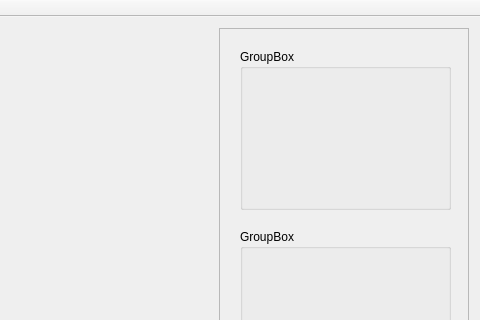
First picture: the form in EyeTrackingSuite/EyeTrackingSuite.ui, repository jaffob/EyeTrackingSuite, before the edit; both pictures show x 434 to 914 and y 0 to 320 of the 914 by 724 pixel window.
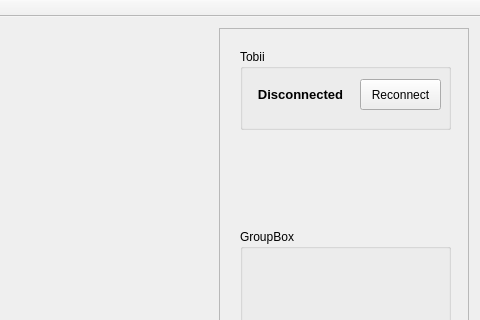
Second picture: the form after the edit. Custom widgets are drawn as their Qt base class.

```diff
--- a/EyeTrackingSuite/EyeTrackingSuite.ui
+++ b/EyeTrackingSuite/EyeTrackingSuite.ui
@@ -66,12 +66,50 @@
           <x>20</x>
           <y>20</y>
           <width>211</width>
-          <height>161</height>
+          <height>81</height>
          </rect>
         </property>
         <property name="title">
-         <string>GroupBox</string>
+         <string>Tobii</string>
         </property>
+        <widget class="QPushButton" name="tobiiReconnect">
+         <property name="geometry">
+          <rect>
+           <x>120</x>
+           <y>30</y>
+           <width>81</width>
+           <height>31</height>
+          </rect>
+         </property>
+         <property name="text">
+          <string>Reconnect</string>
+         </property>
+        </widget>
+        <widget class="QLabel" name="tobiiLabel">
+         <property name="geometry">
+          <rect>
+           <x>10</x>
+           <y>30</y>
+           <width>101</width>
+           <height>31</height>
+          </rect>
+         </property>
+         <property name="font">
+          <font>
+           <pointsize>10</pointsize>
+           <weight>75</weight>
+           <bold>true</bold>
+          </font>
+         </property>
+         <property name="text">
+          <string>Disconnected</string>
+         </property>
+         <property name="alignment">
+          <set>Qt::AlignCenter</set>
+         </property>
+        </widget>
+        <zorder>tobiiLabel</zorder>
+        <zorder>tobiiReconnect</zorder>
        </widget>
        <widget class="QGroupBox" name="groupBox_2">
         <property name="geometry">
```
Left out of the diff: 24 changed lines with no effect on the pictures.
